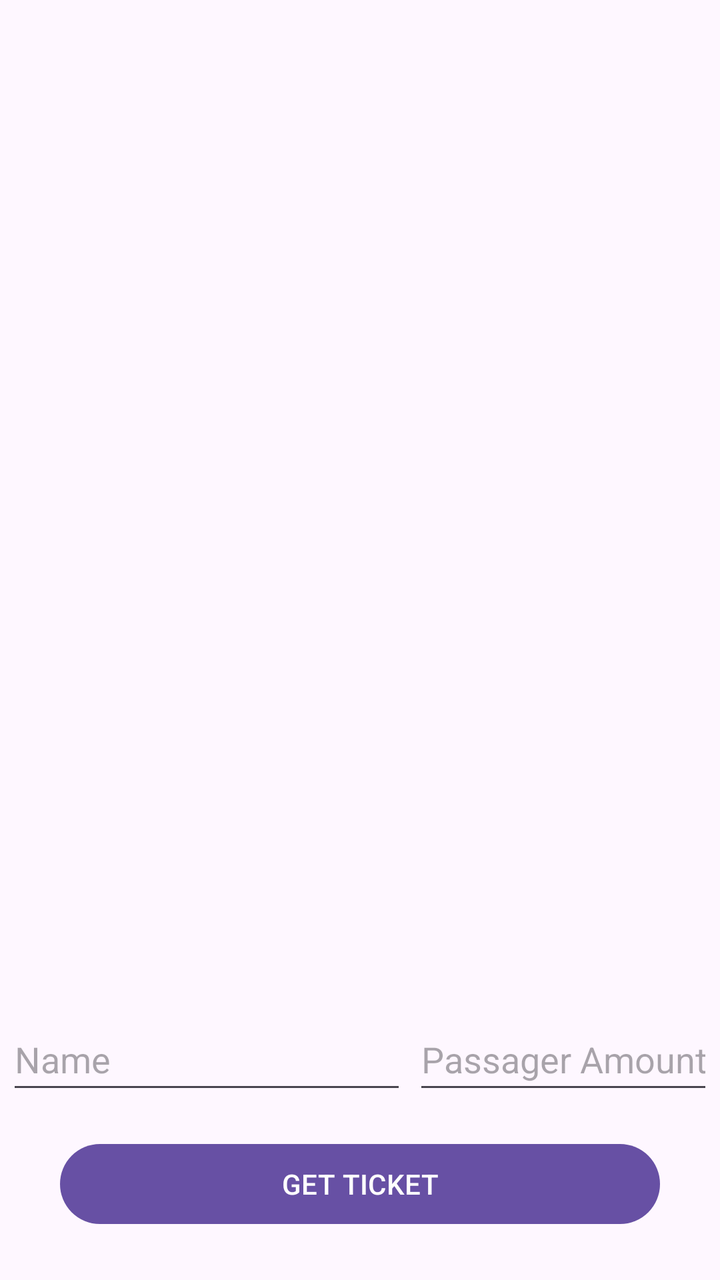
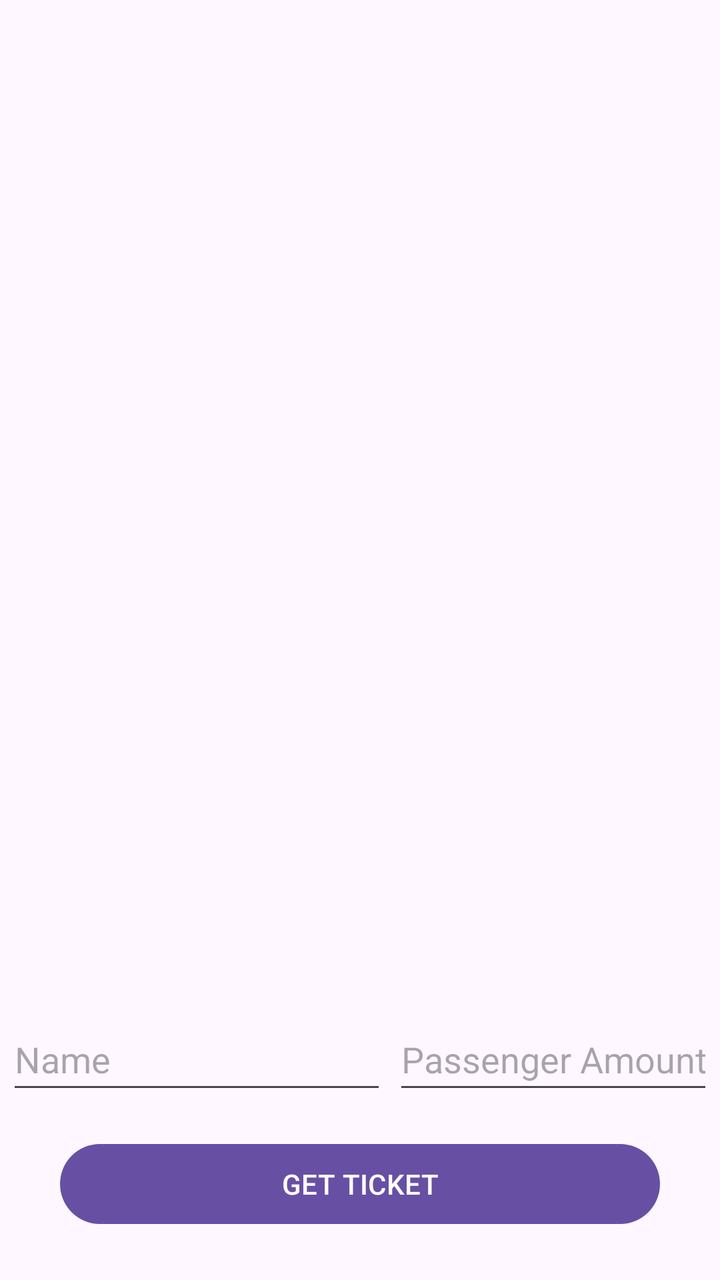

Screens rendered from an Android XML layout before and after an edit, with the pre-edit source and the edit as a unified diff.
<!-- AndroidManifest.xml: application theme Theme.TicketScanner -->
<!-- res/layout/activity_main.xml -->
<?xml version="1.0" encoding="utf-8"?>
<androidx.constraintlayout.widget.ConstraintLayout xmlns:android="http://schemas.android.com/apk/res/android"
    xmlns:app="http://schemas.android.com/apk/res-auto"
    xmlns:tools="http://schemas.android.com/tools"
    android:id="@+id/main"
    android:layout_width="match_parent"
    android:layout_height="match_parent"
    tools:context=".MainActivity">

    <Button
        android:id="@+id/btnGetTicket"
        android:layout_width="300dp"
        android:layout_height="wrap_content"
        android:layout_marginStart="24dp"
        android:layout_marginEnd="24dp"
        android:layout_marginBottom="24dp"
        android:text="@string/get_ticket"
        app:layout_constraintBottom_toBottomOf="parent"
        app:layout_constraintEnd_toEndOf="parent"
        app:layout_constraintStart_toStartOf="parent" />

    <Button
        android:id="@+id/btnDeleteTicket"
        android:layout_width="300dp"
        android:layout_height="wrap_content"
        android:layout_marginStart="24dp"
        android:layout_marginEnd="24dp"
        android:layout_marginBottom="24dp"
        android:text="DELETE TICKET"
        android:visibility="gone"
        app:layout_constraintBottom_toTopOf="@id/btnGetTicket"
        app:layout_constraintEnd_toEndOf="parent"
        app:layout_constraintStart_toStartOf="parent"
         />

    <ImageView
        android:id="@+id/ivQRCode"
        android:layout_width="320dp"
        android:layout_height="320dp"
        android:scaleType="centerCrop"
        app:layout_constraintBottom_toTopOf="@+id/btnGetTicket"
        app:layout_constraintEnd_toEndOf="parent"
        app:layout_constraintStart_toStartOf="parent"
        app:layout_constraintTop_toTopOf="parent" />

    <EditText
        android:id="@+id/etTicketAmount"
        android:layout_width="150dp"
        android:layout_height="48dp"
        android:layout_marginBottom="16dp"
        android:ems="10"
        android:hint="Passager Amount"
        android:inputType="number"
        app:layout_constraintBottom_toTopOf="@+id/btnGetTicket"
        app:layout_constraintEnd_toEndOf="parent"
        app:layout_constraintHorizontal_bias="0.5"
        app:layout_constraintStart_toEndOf="@id/etTicketName" />


    <EditText
        android:id="@+id/etTicketName"
        android:layout_width="200dp"
        android:layout_height="48dp"
        android:layout_marginBottom="16dp"
        android:ems="10"
        android:hint="Name"
        android:inputType="text"
        app:layout_constraintBottom_toTopOf="@+id/btnGetTicket"
        app:layout_constraintEnd_toStartOf="@+id/etTicketAmount"
        app:layout_constraintHorizontal_bias="0.5"
        app:layout_constraintStart_toStartOf="parent" />

</androidx.constraintlayout.widget.ConstraintLayout>
<!-- resources referenced by this layout -->
<resources>
  <string name="get_ticket">GET TICKET</string>
  <style name="Theme.TicketScanner" parent="Base.Theme.TicketScanner" />
  <style name="Base.Theme.TicketScanner" parent="Theme.Material3.DayNight.NoActionBar">
          
          
      </style>
</resources>

<!-- the commit's change to res/layout/activity_main.xml (unified diff, before → after) -->
@@ -45,11 +45,11 @@
 
     <EditText
         android:id="@+id/etTicketAmount"
-        android:layout_width="150dp"
+        android:layout_width="160dp"
         android:layout_height="48dp"
         android:layout_marginBottom="16dp"
         android:ems="10"
-        android:hint="Passager Amount"
+        android:hint="Passenger Amount"
         android:inputType="number"
         app:layout_constraintBottom_toTopOf="@+id/btnGetTicket"
         app:layout_constraintEnd_toEndOf="parent"
@@ -59,7 +59,7 @@
 
     <EditText
         android:id="@+id/etTicketName"
-        android:layout_width="200dp"
+        android:layout_width="190dp"
         android:layout_height="48dp"
         android:layout_marginBottom="16dp"
         android:ems="10"
